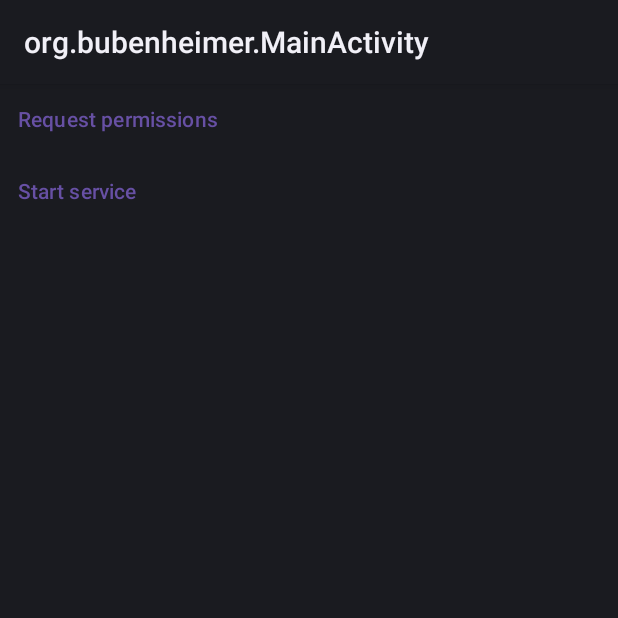
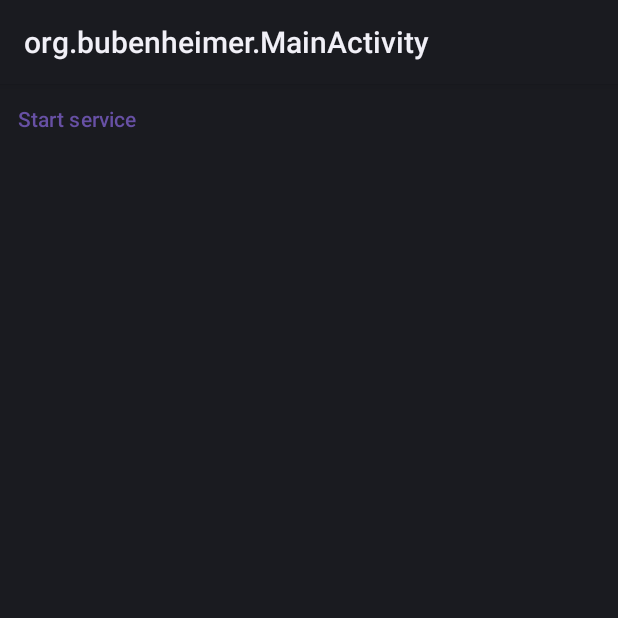
Before and after one commit to bubenheimer/vfgsvcsuspension, an Android app built with Jetpack Compose: the screen it shows after launch (MainActivity), on a phone screen of 412 x 824 dp, the top half of it. Run offline under Robolectric (Android 15) with nearby library versions, the phone set to English and light mode, and no system bars.

Commit message:
Remove unnecessary code from prior foreground service provisions

```diff
--- a/app/src/main/AndroidManifest.xml
+++ b/app/src/main/AndroidManifest.xml
@@ -3,10 +3,7 @@
     xmlns:android="http://schemas.android.com/apk/res/android"
     xmlns:tools="http://schemas.android.com/tools"
     >
-    <uses-permission android:name="android.permission.POST_NOTIFICATIONS"/>
-
     <application
-        android:name=".App"
         tools:ignore="AllowBackup,GoogleAppIndexingWarning,MissingApplicationIcon"
         >
         <activity
--- a/app/src/main/kotlin/org/bubenheimer/App.kt
+++ /dev/null
@@ -1,36 +0,0 @@
-package org.bubenheimer
-
-import android.app.Application
-import android.app.NotificationChannel
-import android.app.NotificationManager
-import android.app.NotificationManager.IMPORTANCE_LOW
-import android.util.Log
-import androidx.core.content.getSystemService
-import org.bubenheimer.R.string.channelid
-
-class App : Application() {
-    override fun onCreate() {
-        super.onCreate()
-
-        val channelIdStr = getString(channelid)
-
-        val notificationManager = getSystemService<NotificationManager>()!!
-
-        if (notificationManager.getNotificationChannel(channelIdStr) == null) {
-            Log.v("App", "Creating notification channel")
-
-            val channel = NotificationChannel(
-                channelIdStr,
-                "My channel",
-                IMPORTANCE_LOW
-            ).apply {
-                description = "My channel"
-                enableLights(false)
-                enableVibration(false)
-                setShowBadge(true)
-            }
-
-            notificationManager.createNotificationChannel(channel)
-        }
-    }
-}
--- a/app/src/main/kotlin/org/bubenheimer/MainActivity.kt
+++ b/app/src/main/kotlin/org/bubenheimer/MainActivity.kt
@@ -1,6 +1,5 @@
 package org.bubenheimer
 
-import android.Manifest.permission.POST_NOTIFICATIONS
 import android.annotation.SuppressLint
 import android.content.Intent
 import android.os.Bundle
@@ -22,10 +21,6 @@ class MainActivity : ComponentActivity() {
         setContent {
             MaterialTheme {
                 Column(Modifier.fillMaxSize()) {
-                    TextButton(
-                        onClick = { requestPermissions(arrayOf(POST_NOTIFICATIONS), 100) }
-                    ) { Text("Request permissions") }
-
                     val context = LocalContext.current
 
                     TextButton(
--- a/app/src/main/res/values/ids.xml
+++ /dev/null
@@ -1,5 +0,0 @@
-<?xml version="1.0" encoding="utf-8"?>
-
-<resources>
-    <item name="notification_id_service" type="id"/>
-</resources>
--- a/app/src/main/res/values/strings.xml
+++ /dev/null
@@ -1,5 +0,0 @@
-<?xml version="1.0" encoding="utf-8"?>
-
-<resources>
-    <string name="channelid">mychannel</string>
-</resources>
```
